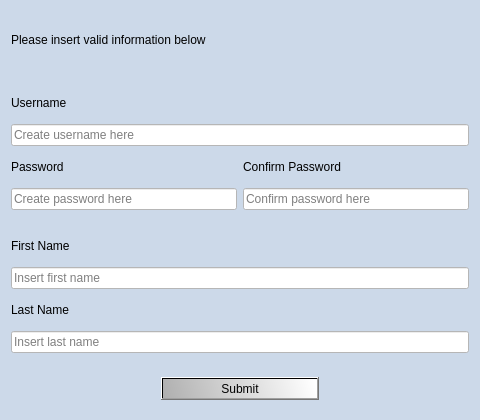
vilhjalmur12/verklegt_1, file verklegt_vika_3/verklegt_GUI/UI/createuserwindow.ui: the form before one commit.
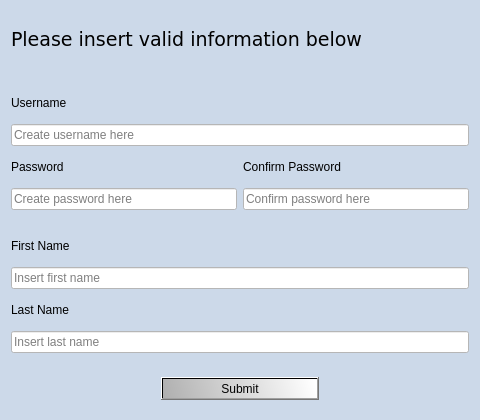
The form after the commit. Icons and pictures are not drawn.

What changed in the file:
```diff
--- a/verklegt_vika_3/verklegt_GUI/UI/createuserwindow.ui
+++ b/verklegt_vika_3/verklegt_GUI/UI/createuserwindow.ui
@@ -21,26 +21,31 @@
   </property>
   <property name="windowIcon">
    <iconset resource="../resources.qrc">
-    <normaloff>:/icons/Images/DB.jpg</normaloff>:/icons/Images/DB.jpg</iconset>
+    <normaloff>:/icons/Images/DBSimple.jpg</normaloff>:/icons/Images/DBSimple.jpg</iconset>
   </property>
   <property name="styleSheet">
    <string notr="true">QWidget{
-background-color: rgb(204, 217, 233)
-}
-
-QLabel{
-/*font: 9pt &quot;Sylfaen&quot;;
-font-weight: bold*/
+background-color: rgb(204, 217, 233);
+font-family: &quot;Verdana&quot;;
+font-size: 9pt;
 }
 
 QLineEdit{
-background-color: white
+background-color: white;
 }
 
 QPushButton{
-	background-color: qlineargradient(spread:pad, x1:0, y1:0.619, x2:1, y2:0.58, stop:0 rgba(176, 176, 176, 255), stop:1 rgba(255, 255, 255, 255));
+color: rgb(0, 0, 0);
+background-color: qlineargradient(spread:pad, x1:0, y1:0.619, x2:1, y2:0.58, stop:0 rgba(176, 176, 176, 255), stop:1 rgba(255, 255, 255, 255));
+font-size: 9pt;
+}
 
+QPushButton::hover{
+background-color: qlineargradient(spread:reflect, x1:0, y1:0, x2:1, y2:1, stop:0.318408 rgba(69, 69, 69, 255), stop:1 rgba(162, 162, 162, 255));
+}
 
+QPushButton::pressed{
+background-color: qlineargradient(spread:reflect, x1:0, y1:0, x2:1, y2:1, stop:0.318408 rgba(69, 69, 69, 255), stop:1 rgba(162, 162, 162, 255));
 }</string>
   </property>
   <layout class="QGridLayout" name="gridLayout">
@@ -48,13 +53,17 @@
     <layout class="QVBoxLayout" name="verticalLayout_6">
      <item>
       <widget class="QLabel" name="label_head">
+       <property name="font">
+        <font>
+         <family>Verdana</family>
+         <pointsize>9</pointsize>
+        </font>
+       </property>
        <property name="styleSheet">
-        <string notr="true">QLabel{
-
-}</string>
+        <string notr="true"/>
        </property>
        <property name="text">
-        <string>Please insert valid information below</string>
+        <string>&lt;html&gt;&lt;head/&gt;&lt;body&gt;&lt;p&gt;&lt;span style=&quot; font-size:14.5pt;&quot;&gt;Please insert valid information below&lt;/span&gt;&lt;/p&gt;&lt;/body&gt;&lt;/html&gt;</string>
        </property>
       </widget>
      </item>
```
